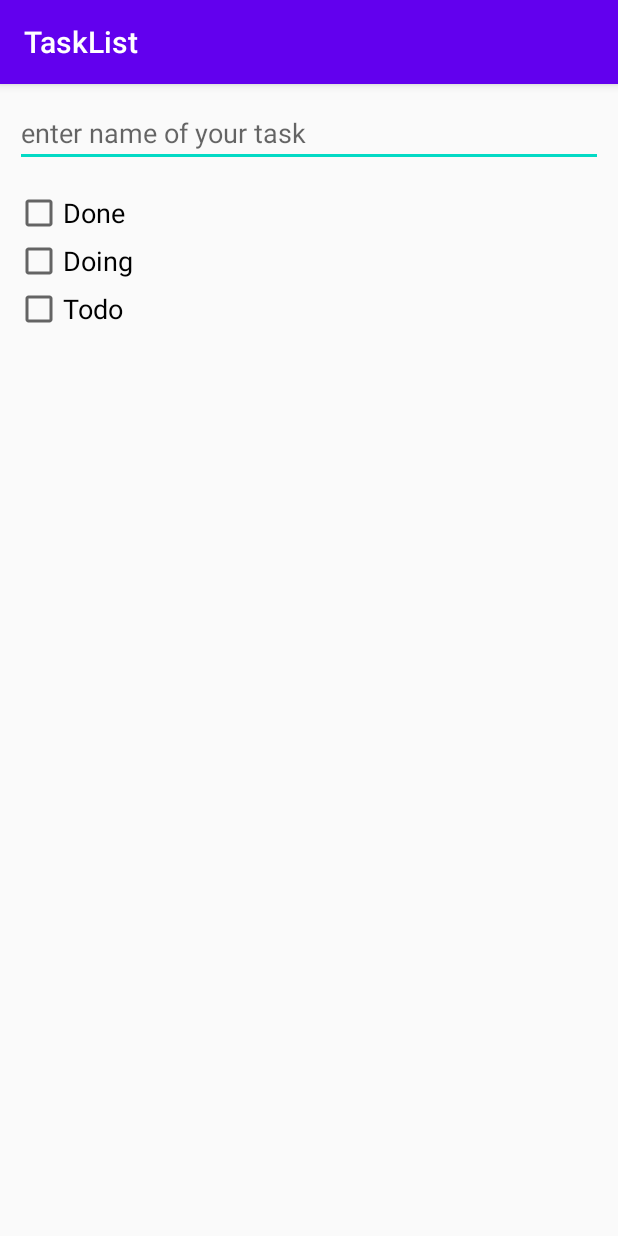
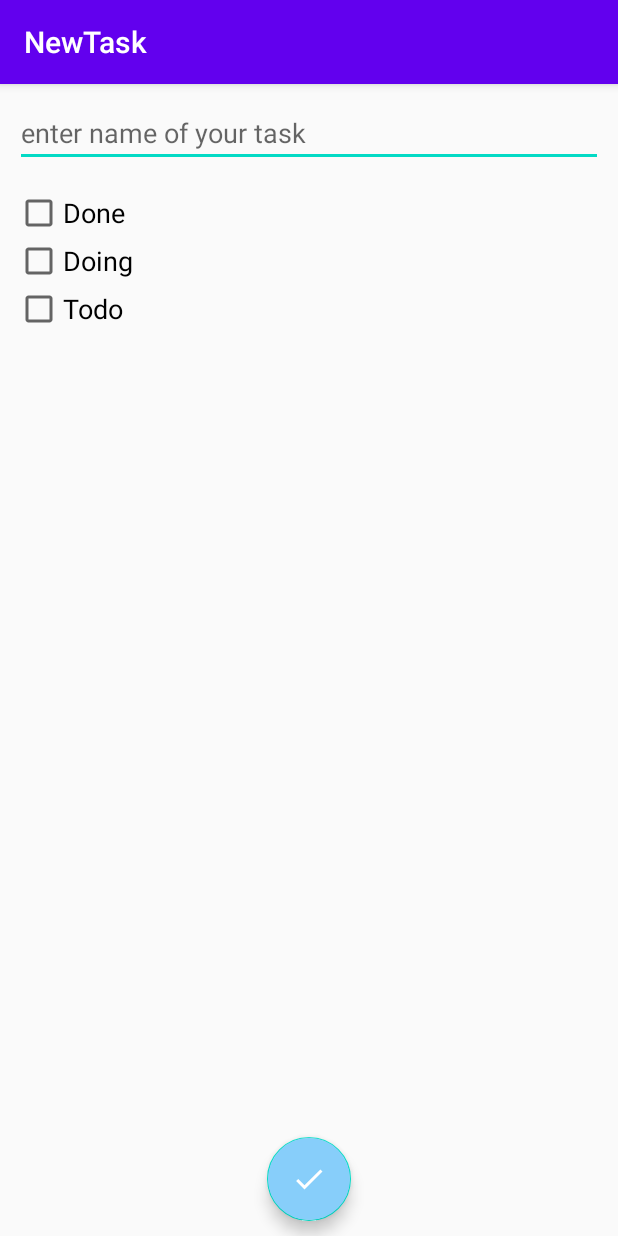
Before and after one commit to ArezooSadeghi/TaskList, an Android app: the TaskListActivity screen opened directly, with no data from a screen before it, after a tap on an icon or button, on a phone screen of 412 x 824 dp. Run offline under Robolectric (Android 15) with nearby library versions, the phone set to English and light mode, and no system bars.

Commit message:
use setTitle method for every Activity.

```diff
--- a/app/src/main/java/com/example/tasklist/controller/activity/AddTaskActivity.java
+++ b/app/src/main/java/com/example/tasklist/controller/activity/AddTaskActivity.java
@@ -1,12 +1,12 @@
 package com.example.tasklist.controller.activity;
+
+import android.content.Context;
+import android.content.Intent;
+import android.os.Bundle;
 
 import androidx.appcompat.app.AppCompatActivity;
 import androidx.fragment.app.Fragment;
 import androidx.fragment.app.FragmentManager;
-
-import android.content.Context;
-import android.content.Intent;
-import android.os.Bundle;
 
 import com.example.tasklist.R;
 import com.example.tasklist.controller.fragment.AddTaskFragment;
@@ -17,6 +17,7 @@ public class AddTaskActivity extends AppCompatActivity {
     protected void onCreate(Bundle savedInstanceState) {
         super.onCreate(savedInstanceState);
         setContentView(R.layout.activity_startpage);
+        setTitle("NewTask");
 
         FragmentManager fragmentManager = getSupportFragmentManager();
         Fragment fragment = fragmentManager.findFragmentById(R.id.start_page_container);
--- a/app/src/main/java/com/example/tasklist/controller/activity/TaskListActivity.java
+++ b/app/src/main/java/com/example/tasklist/controller/activity/TaskListActivity.java
@@ -1,12 +1,12 @@
 package com.example.tasklist.controller.activity;
+
+import android.content.Context;
+import android.content.Intent;
+import android.os.Bundle;
 
 import androidx.appcompat.app.AppCompatActivity;
 import androidx.fragment.app.Fragment;
 import androidx.fragment.app.FragmentManager;
-
-import android.content.Context;
-import android.content.Intent;
-import android.os.Bundle;
 
 import com.example.tasklist.R;
 import com.example.tasklist.controller.fragment.TaskListFragment;
@@ -20,6 +20,7 @@ public class TaskListActivity extends AppCompatActivity {
     protected void onCreate(Bundle savedInstanceState) {
         super.onCreate(savedInstanceState);
         setContentView(R.layout.activity_task_list);
+        setTitle("Tasks");
 
         String userName = getIntent().getStringExtra(EXTRA_USER_NAME);
         int numberOfTask = getIntent().getIntExtra(EXTRA_NUMBER_OF_TASK, 0);
--- a/app/src/main/java/com/example/tasklist/controller/fragment/AddTaskFragment.java
+++ b/app/src/main/java/com/example/tasklist/controller/fragment/AddTaskFragment.java
@@ -1,24 +1,20 @@
 package com.example.tasklist.controller.fragment;
 
 import android.os.Bundle;
-
-import androidx.fragment.app.Fragment;
-
-import android.text.Editable;
-import android.text.TextWatcher;
-import android.util.Log;
 import android.view.LayoutInflater;
 import android.view.View;
 import android.view.ViewGroup;
 import android.widget.CheckBox;
-import android.widget.CompoundButton;
 import android.widget.EditText;
+
+import androidx.fragment.app.Fragment;
 
 import com.example.tasklist.R;
 import com.example.tasklist.model.State;
 import com.example.tasklist.model.Task;
 import com.example.tasklist.repository.IRepository;
 import com.example.tasklist.repository.TaskRepository;
+import com.google.android.material.floatingactionbutton.FloatingActionButton;
 
 import java.util.List;
 
@@ -26,8 +22,10 @@ public class AddTaskFragment extends Fragment {
 
     private EditText mEditTextNameOfTask;
     private CheckBox mCheckBoxDone, mCheckBoxDoing, mCheckBoxTodo;
-    private Task mTask = new Task();
+    private FloatingActionButton mFloatingActionButtonTik;
+    private Task mTask;
     private IRepository mTaskRepository;
+    private List<Task> mTasks;
 
     public AddTaskFragment() {
     }
@@ -54,50 +52,24 @@ public class AddTaskFragment extends Fragment {
     }
 
     private void setListeners() {
-        mEditTextNameOfTask.addTextChangedListener(new TextWatcher() {
+        mFloatingActionButtonTik.setOnClickListener(new View.OnClickListener() {
             @Override
-            public void beforeTextChanged(CharSequence charSequence, int i, int i1, int i2) {
+            public void onClick(View view) {
+                mTask = new Task();
+                mTask.setName(mEditTextNameOfTask.getText().toString());
 
-            }
+                if (mCheckBoxDone.isChecked())
+                    mTask.setState(State.DONE);
+                else if (mCheckBoxDoing.isChecked())
+                    mTask.setState(State.DOING);
+                else
+                    mTask.setState(State.TODO);
 
-            @Override
-            public void onTextChanged(CharSequence charSequence, int i, int i1, int i2) {
-
-            }
-
-            @Override
-            public void afterTextChanged(Editable editable) {
-                mTask.setName(mEditTextNameOfTask.getText().toString());
+                mTaskRepository = TaskRepository.getInstance();
+                mTasks = mTaskRepository.getTasks();
+                mTaskRepository.create(mTask);
             }
         });
-
-        mCheckBoxDone.setOnCheckedChangeListener(new CompoundButton.OnCheckedChangeListener() {
-            @Override
-            public void onCheckedChanged(CompoundButton compoundButton, boolean b) {
-                mTask.setState(State.DONE);
-            }
-        });
-
-        mCheckBoxDoing.setOnCheckedChangeListener(new CompoundButton.OnCheckedChangeListener() {
-            @Override
-            public void onCheckedChanged(CompoundButton compoundButton, boolean b) {
-                mTask.setState(State.DOING);
-            }
-        });
-
-        mCheckBoxTodo.setOnCheckedChangeListener(new CompoundButton.OnCheckedChangeListener() {
-            @Override
-            public void onCheckedChanged(CompoundButton compoundButton, boolean b) {
-                mTask.setState(State.TODO);
-            }
-        });
-    }
-
-    @Override
-    public void onPause() {
-        super.onPause();
-        mTaskRepository = TaskRepository.getInstance();
-        mTaskRepository.create(mTask);
     }
 
     private void findViews(View view) {
@@ -105,5 +77,6 @@ public class AddTaskFragment extends Fragment {
         mCheckBoxDone = view.findViewById(R.id.chbox_done);
         mCheckBoxDoing = view.findViewById(R.id.chbox_doing);
         mCheckBoxTodo = view.findViewById(R.id.chbox_todo);
+        mFloatingActionButtonTik = view.findViewById(R.id.fabtik);
     }
 }
--- a/app/src/main/java/com/example/tasklist/controller/fragment/TaskListFragment.java
+++ b/app/src/main/java/com/example/tasklist/controller/fragment/TaskListFragment.java
@@ -4,18 +4,17 @@ import android.content.Intent;
 import android.content.res.Configuration;
 import android.graphics.Color;
 import android.os.Bundle;
+import android.view.LayoutInflater;
+import android.view.View;
+import android.view.ViewGroup;
+import android.widget.CheckBox;
+import android.widget.TextView;
 
 import androidx.annotation.NonNull;
 import androidx.fragment.app.Fragment;
 import androidx.recyclerview.widget.GridLayoutManager;
 import androidx.recyclerview.widget.LinearLayoutManager;
 import androidx.recyclerview.widget.RecyclerView;
-
-import android.view.LayoutInflater;
-import android.view.View;
-import android.view.ViewGroup;
-import android.widget.CheckBox;
-import android.widget.TextView;
 
 import com.example.tasklist.R;
 import com.example.tasklist.controller.activity.AddTaskActivity;
@@ -25,15 +24,14 @@ import com.example.tasklist.repository.IRepository;
 import com.example.tasklist.repository.TaskRepository;
 import com.google.android.material.floatingactionbutton.FloatingActionButton;
 
-import java.util.IllegalFormatCodePointException;
 import java.util.List;
 
 public class TaskListFragment extends Fragment {
 
     private RecyclerView mRecyclerView;
+    private FloatingActionButton mActionButtonAddNewTask;
     private IRepository mTaskRepository;
     private TaskAdapter mTaskAdapter;
-    private FloatingActionButton mActionButtonAddNewTask;
     public static final String ARGS_USER_NAME = "username";
     public static final String ARGS_NUMBER_OF_TASK = "numberoftask";
 
@@ -57,7 +55,6 @@ public class TaskListFragment extends Fragment {
         int numberOfTask = getArguments().getInt(ARGS_NUMBER_OF_TASK);
         TaskRepository.setUserName(userName);
         TaskRepository.setNumberOfTask(numberOfTask);
-
     }
 
     @Override
@@ -71,14 +68,15 @@ public class TaskListFragment extends Fragment {
         return view;
     }
 
-    private void setListeners() {
-        mActionButtonAddNewTask.setOnClickListener(new View.OnClickListener() {
-            @Override
-            public void onClick(View view) {
-                Intent intent = AddTaskActivity.newIntent(getActivity());
-                startActivity(intent);
-            }
-        });
+    @Override
+    public void onResume() {
+        super.onResume();
+        updateUI();
+    }
+
+    private void findViews(View view) {
+        mRecyclerView = view.findViewById(R.id.tasklist_recyclerview);
+        mActionButtonAddNewTask = view.findViewById(R.id.fabadd);
     }
 
     private void initViews() {
@@ -87,12 +85,6 @@ public class TaskListFragment extends Fragment {
         } else {
             mRecyclerView.setLayoutManager(new LinearLayoutManager(getActivity()));
         }
-        updateUI();
-    }
-
-    @Override
-    public void onResume() {
-        super.onResume();
         updateUI();
     }
 
@@ -107,9 +99,14 @@ public class TaskListFragment extends Fragment {
         }
     }
 
-    private void findViews(View view) {
-        mRecyclerView = view.findViewById(R.id.tasklist_recyclerview);
-        mActionButtonAddNewTask = view.findViewById(R.id.fabadd);
+    private void setListeners() {
+        mActionButtonAddNewTask.setOnClickListener(new View.OnClickListener() {
+            @Override
+            public void onClick(View view) {
+                Intent intent = AddTaskActivity.newIntent(getActivity());
+                startActivity(intent);
+            }
+        });
     }
 
     public class TaskHolder extends RecyclerView.ViewHolder {
@@ -133,12 +130,18 @@ public class TaskListFragment extends Fragment {
             switch (state) {
                 case DONE:
                     mCheckBoxDone.setChecked(true);
+                    mCheckBoxDoing.setChecked(false);
+                    mCheckBoxTodo.setChecked(false);
                     break;
                 case DOING:
                     mCheckBoxDoing.setChecked(true);
+                    mCheckBoxDone.setChecked(false);
+                    mCheckBoxTodo.setChecked(false);
                     break;
                 default:
                     mCheckBoxTodo.setChecked(true);
+                    mCheckBoxDone.setChecked(false);
+                    mCheckBoxDoing.setChecked(false);
                     break;
             }
         }
@@ -173,9 +176,9 @@ public class TaskListFragment extends Fragment {
         public void onBindViewHolder(@NonNull TaskHolder holder, int position) {
             Task task = mTasks.get(position);
             if (position % 2 == 0) {
-                holder.itemView.setBackgroundColor(Color.parseColor("#FF69B4"));
+                holder.itemView.setBackgroundColor(Color.parseColor("#FFDEAD"));
             } else {
-                holder.itemView.setBackgroundColor(Color.parseColor("#FFC0CB"));
+                holder.itemView.setBackgroundColor(Color.parseColor("#FAEBD7"));
             }
             holder.bindTask(task);
         }
--- a/app/src/main/java/com/example/tasklist/repository/TaskRepository.java
+++ b/app/src/main/java/com/example/tasklist/repository/TaskRepository.java
@@ -81,5 +81,4 @@ public class TaskRepository implements IRepository {
             }
         }
     }
-
 }
--- /dev/null
+++ b/app/src/main/res/drawable/ic_baseline_check_24.xml
@@ -0,0 +1,5 @@
+<vector android:height="24dp" android:tint="#FFFFFF"
+    android:viewportHeight="24" android:viewportWidth="24"
+    android:width="24dp" xmlns:android="http://schemas.android.com/apk/res/android">
+    <path android:fillColor="@android:color/white" android:pathData="M9,16.17L4.83,12l-1.42,1.41L9,19 21,7l-1.41,-1.41z"/>
+</vector>
--- a/app/src/main/res/layout/fragment_add_task.xml
+++ b/app/src/main/res/layout/fragment_add_task.xml
@@ -3,6 +3,7 @@
     xmlns:tools="http://schemas.android.com/tools"
     android:layout_width="match_parent"
     android:layout_height="match_parent"
+    xmlns:app="http://schemas.android.com/apk/res-auto"
     tools:context=".controller.fragment.AddTaskFragment">
 
     <EditText
@@ -45,4 +46,14 @@
 
     </LinearLayout>
 
+    <com.google.android.material.floatingactionbutton.FloatingActionButton
+        android:id="@+id/fabtik"
+        android:layout_width="wrap_content"
+        android:layout_height="wrap_content"
+        android:layout_gravity="bottom|center"
+        android:layout_marginBottom="10dp"
+        android:backgroundTint="#87CEFA"
+        android:src="@drawable/ic_baseline_check_24"
+        app:fabSize="normal" />
+
 </FrameLayout>
```
Also changed, not shown: app/src/main/java/com/example/tasklist/controller/activity/StartPageActivity.java (+5 -4 lines), app/src/main/java/com/example/tasklist/controller/fragment/StartPageFragment.java (+5 -8 lines).
